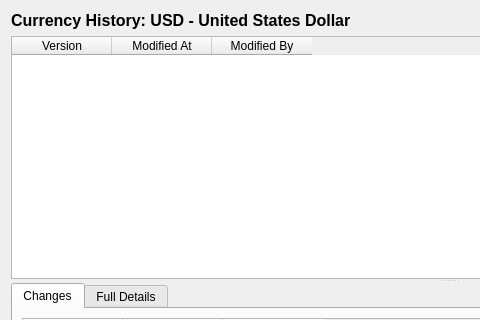
This is projects/ores.qt/ui/CurrencyHistoryDialog.ui in OreStudio/OreStudio as Qt 5 draws it before an edit; both pictures show x 0 to 480 and y 0 to 320 of the 900 by 600 pixel window. The edited form follows.
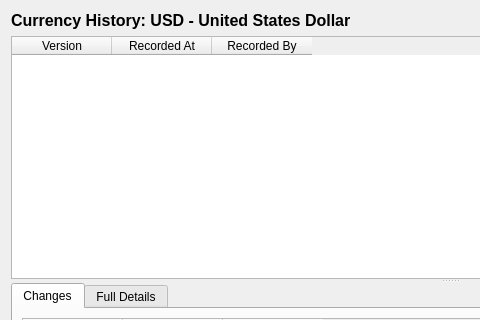
This is the edited form.

The edit to the form file:
```diff
--- a/projects/ores.qt/ui/CurrencyHistoryDialog.ui
+++ b/projects/ores.qt/ui/CurrencyHistoryDialog.ui
@@ -58,12 +58,12 @@
       </column>
       <column>
        <property name="text">
-        <string>Modified At</string>
+        <string>Recorded At</string>
        </property>
       </column>
       <column>
        <property name="text">
-        <string>Modified By</string>
+        <string>Recorded By</string>
        </property>
       </column>
      </widget>
```
